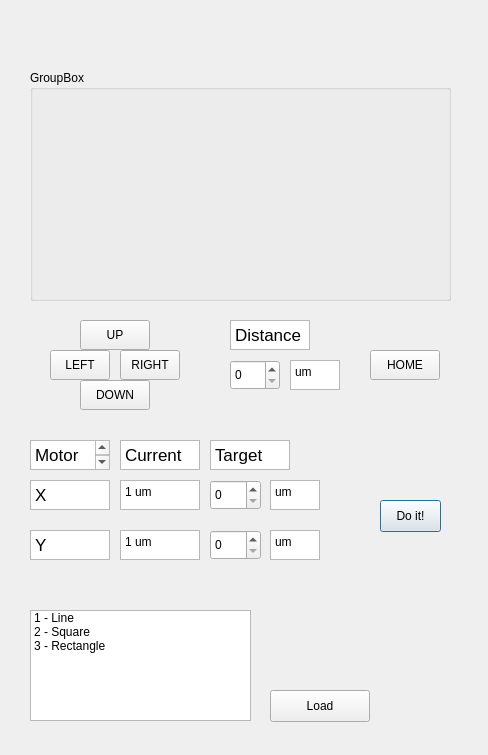
First picture: the form in MotorControllerUI/dialog_motorcontroller.ui, repository CiaranBarron/MotorController, before the edit.
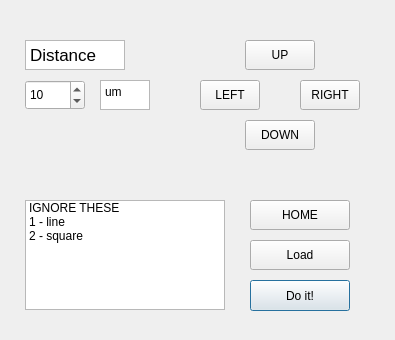
Second picture: the form after the edit.

Commit message: Changed UI in qt creator

The edit to the form file:
```diff
--- a/MotorControllerUI/dialog_motorcontroller.ui
+++ b/MotorControllerUI/dialog_motorcontroller.ui
@@ -6,40 +6,20 @@
    <rect>
     <x>0</x>
     <y>0</y>
-    <width>488</width>
-    <height>755</height>
+    <width>395</width>
+    <height>340</height>
    </rect>
   </property>
   <property name="windowTitle">
    <string>Dialog</string>
   </property>
-  <widget class="QSpinBox" name="Y_POS_SET">
-   <property name="geometry">
-    <rect>
-     <x>210</x>
-     <y>530</y>
-     <width>51</width>
-     <height>30</height>
-    </rect>
-   </property>
-  </widget>
-  <widget class="QSpinBox" name="X_POS_SET">
-   <property name="geometry">
-    <rect>
-     <x>210</x>
-     <y>480</y>
-     <width>51</width>
-     <height>30</height>
-    </rect>
-   </property>
-  </widget>
   <widget class="QPushButton" name="DO_IT">
    <property name="geometry">
     <rect>
-     <x>380</x>
-     <y>500</y>
-     <width>61</width>
-     <height>32</height>
+     <x>250</x>
+     <y>280</y>
+     <width>100</width>
+     <height>31</height>
     </rect>
    </property>
    <property name="text">
@@ -49,67 +29,27 @@
     <string>Up</string>
    </property>
   </widget>
-  <widget class="QPlainTextEdit" name="X_POS">
-   <property name="geometry">
-    <rect>
-     <x>120</x>
-     <y>480</y>
-     <width>80</width>
-     <height>30</height>
-    </rect>
-   </property>
-   <property name="plainText">
-    <string>1 um</string>
-   </property>
-  </widget>
-  <widget class="QPlainTextEdit" name="Y_POS">
-   <property name="geometry">
-    <rect>
-     <x>120</x>
-     <y>530</y>
-     <width>80</width>
-     <height>30</height>
-    </rect>
-   </property>
-   <property name="plainText">
-    <string>1 um</string>
-   </property>
-  </widget>
-  <widget class="QTextEdit" name="NEW_MOTOR_POS_TEXT">
-   <property name="geometry">
-    <rect>
-     <x>210</x>
-     <y>440</y>
-     <width>80</width>
-     <height>30</height>
-    </rect>
-   </property>
-   <property name="html">
-    <string>&lt;!DOCTYPE HTML PUBLIC &quot;-//W3C//DTD HTML 4.0//EN&quot; &quot;http://www.w3.org/TR/REC-html40/strict.dtd&quot;&gt;
-&lt;html&gt;&lt;head&gt;&lt;meta name=&quot;qrichtext&quot; content=&quot;1&quot; /&gt;&lt;meta charset=&quot;utf-8&quot; /&gt;&lt;style type=&quot;text/css&quot;&gt;
-p, li { white-space: pre-wrap; }
-hr { height: 1px; border-width: 0; }
-li.unchecked::marker { content: &quot;\2610&quot;; }
-li.checked::marker { content: &quot;\2612&quot;; }
-&lt;/style&gt;&lt;/head&gt;&lt;body style=&quot; font-family:'.AppleSystemUIFont'; font-size:13pt; font-weight:400; font-style:normal;&quot;&gt;
-&lt;p style=&quot; margin-top:0px; margin-bottom:0px; margin-left:0px; margin-right:0px; -qt-block-indent:0; text-indent:0px;&quot;&gt;Target&lt;/p&gt;&lt;/body&gt;&lt;/html&gt;</string>
-   </property>
-  </widget>
   <widget class="QSpinBox" name="MOVE_MOTORS_ARROW_SETTING">
    <property name="geometry">
     <rect>
-     <x>230</x>
-     <y>360</y>
-     <width>50</width>
+     <x>25</x>
+     <y>80</y>
+     <width>60</width>
      <height>30</height>
     </rect>
    </property>
+   <property name="maximum">
+    <number>1000</number>
+   </property>
+   <property name="value">
+    <number>10</number>
+   </property>
   </widget>
   <widget class="QPushButton" name="DOWN">
    <property name="geometry">
     <rect>
-     <x>80</x>
-     <y>380</y>
+     <x>245</x>
+     <y>120</y>
      <width>70</width>
      <height>30</height>
     </rect>
@@ -121,8 +61,8 @@
   <widget class="QPushButton" name="LEFT">
    <property name="geometry">
     <rect>
-     <x>50</x>
-     <y>350</y>
+     <x>200</x>
+     <y>80</y>
      <width>60</width>
      <height>30</height>
     </rect>
@@ -134,8 +74,8 @@
   <widget class="QPushButton" name="UP">
    <property name="geometry">
     <rect>
-     <x>80</x>
-     <y>320</y>
+     <x>245</x>
+     <y>40</y>
      <width>70</width>
      <height>30</height>
     </rect>
@@ -150,127 +90,47 @@
   <widget class="QListWidget" name="listWidget">
    <property name="geometry">
     <rect>
-     <x>30</x>
-     <y>610</y>
-     <width>221</width>
-     <height>111</height>
+     <x>25</x>
+     <y>200</y>
+     <width>200</width>
+     <height>110</height>
     </rect>
    </property>
    <item>
     <property name="text">
-     <string>1 - Line</string>
+     <string>IGNORE THESE</string>
     </property>
    </item>
    <item>
     <property name="text">
-     <string>2 - Square</string>
+     <string>1 - line</string>
     </property>
    </item>
    <item>
     <property name="text">
-     <string>3 - Rectangle</string>
+     <string>2 - square</string>
     </property>
    </item>
   </widget>
   <widget class="QPushButton" name="LOAD_ROUTE">
    <property name="geometry">
     <rect>
-     <x>270</x>
-     <y>690</y>
+     <x>250</x>
+     <y>240</y>
      <width>100</width>
-     <height>32</height>
+     <height>30</height>
     </rect>
    </property>
    <property name="text">
     <string>Load</string>
    </property>
   </widget>
-  <widget class="QTextEdit" name="textEdit">
-   <property name="geometry">
-    <rect>
-     <x>120</x>
-     <y>440</y>
-     <width>80</width>
-     <height>30</height>
-    </rect>
-   </property>
-   <property name="html">
-    <string>&lt;!DOCTYPE HTML PUBLIC &quot;-//W3C//DTD HTML 4.0//EN&quot; &quot;http://www.w3.org/TR/REC-html40/strict.dtd&quot;&gt;
-&lt;html&gt;&lt;head&gt;&lt;meta name=&quot;qrichtext&quot; content=&quot;1&quot; /&gt;&lt;meta charset=&quot;utf-8&quot; /&gt;&lt;style type=&quot;text/css&quot;&gt;
-p, li { white-space: pre-wrap; }
-hr { height: 1px; border-width: 0; }
-li.unchecked::marker { content: &quot;\2610&quot;; }
-li.checked::marker { content: &quot;\2612&quot;; }
-&lt;/style&gt;&lt;/head&gt;&lt;body style=&quot; font-family:'.AppleSystemUIFont'; font-size:13pt; font-weight:400; font-style:normal;&quot;&gt;
-&lt;p style=&quot; margin-top:0px; margin-bottom:0px; margin-left:0px; margin-right:0px; -qt-block-indent:0; text-indent:0px;&quot;&gt;Current&lt;/p&gt;&lt;/body&gt;&lt;/html&gt;</string>
-   </property>
-  </widget>
-  <widget class="QTextEdit" name="textEdit_2">
-   <property name="geometry">
-    <rect>
-     <x>30</x>
-     <y>440</y>
-     <width>80</width>
-     <height>30</height>
-    </rect>
-   </property>
-   <property name="html">
-    <string>&lt;!DOCTYPE HTML PUBLIC &quot;-//W3C//DTD HTML 4.0//EN&quot; &quot;http://www.w3.org/TR/REC-html40/strict.dtd&quot;&gt;
-&lt;html&gt;&lt;head&gt;&lt;meta name=&quot;qrichtext&quot; content=&quot;1&quot; /&gt;&lt;meta charset=&quot;utf-8&quot; /&gt;&lt;style type=&quot;text/css&quot;&gt;
-p, li { white-space: pre-wrap; }
-hr { height: 1px; border-width: 0; }
-li.unchecked::marker { content: &quot;\2610&quot;; }
-li.checked::marker { content: &quot;\2612&quot;; }
-&lt;/style&gt;&lt;/head&gt;&lt;body style=&quot; font-family:'.AppleSystemUIFont'; font-size:13pt; font-weight:400; font-style:normal;&quot;&gt;
-&lt;p style=&quot; margin-top:0px; margin-bottom:0px; margin-left:0px; margin-right:0px; -qt-block-indent:0; text-indent:0px;&quot;&gt;Motor Pos&lt;/p&gt;&lt;/body&gt;&lt;/html&gt;</string>
-   </property>
-  </widget>
-  <widget class="QTextEdit" name="textEdit_3">
-   <property name="geometry">
-    <rect>
-     <x>30</x>
-     <y>480</y>
-     <width>80</width>
-     <height>30</height>
-    </rect>
-   </property>
-   <property name="html">
-    <string>&lt;!DOCTYPE HTML PUBLIC &quot;-//W3C//DTD HTML 4.0//EN&quot; &quot;http://www.w3.org/TR/REC-html40/strict.dtd&quot;&gt;
-&lt;html&gt;&lt;head&gt;&lt;meta name=&quot;qrichtext&quot; content=&quot;1&quot; /&gt;&lt;meta charset=&quot;utf-8&quot; /&gt;&lt;style type=&quot;text/css&quot;&gt;
-p, li { white-space: pre-wrap; }
-hr { height: 1px; border-width: 0; }
-li.unchecked::marker { content: &quot;\2610&quot;; }
-li.checked::marker { content: &quot;\2612&quot;; }
-&lt;/style&gt;&lt;/head&gt;&lt;body style=&quot; font-family:'.AppleSystemUIFont'; font-size:13pt; font-weight:400; font-style:normal;&quot;&gt;
-&lt;p style=&quot; margin-top:0px; margin-bottom:0px; margin-left:0px; margin-right:0px; -qt-block-indent:0; text-indent:0px;&quot;&gt;X&lt;/p&gt;&lt;/body&gt;&lt;/html&gt;</string>
-   </property>
-  </widget>
-  <widget class="QTextEdit" name="textEdit_4">
-   <property name="geometry">
-    <rect>
-     <x>30</x>
-     <y>530</y>
-     <width>80</width>
-     <height>30</height>
-    </rect>
-   </property>
-   <property name="html">
-    <string>&lt;!DOCTYPE HTML PUBLIC &quot;-//W3C//DTD HTML 4.0//EN&quot; &quot;http://www.w3.org/TR/REC-html40/strict.dtd&quot;&gt;
-&lt;html&gt;&lt;head&gt;&lt;meta name=&quot;qrichtext&quot; content=&quot;1&quot; /&gt;&lt;meta charset=&quot;utf-8&quot; /&gt;&lt;style type=&quot;text/css&quot;&gt;
-p, li { white-space: pre-wrap; }
-hr { height: 1px; border-width: 0; }
-li.unchecked::marker { content: &quot;\2610&quot;; }
-li.checked::marker { content: &quot;\2612&quot;; }
-&lt;/style&gt;&lt;/head&gt;&lt;body style=&quot; font-family:'.AppleSystemUIFont'; font-size:13pt; font-weight:400; font-style:normal;&quot;&gt;
-&lt;p style=&quot; margin-top:0px; margin-bottom:0px; margin-left:0px; margin-right:0px; -qt-block-indent:0; text-indent:0px;&quot;&gt;Y&lt;/p&gt;&lt;/body&gt;&lt;/html&gt;</string>
-   </property>
-  </widget>
   <widget class="QTextEdit" name="textEdit_5">
    <property name="geometry">
     <rect>
-     <x>230</x>
-     <y>320</y>
-     <width>80</width>
+     <x>25</x>
+     <y>40</y>
+     <width>100</width>
      <height>30</height>
     </rect>
    </property>
@@ -278,44 +138,15 @@
     <string>&lt;!DOCTYPE HTML PUBLIC &quot;-//W3C//DTD HTML 4.0//EN&quot; &quot;http://www.w3.org/TR/REC-html40/strict.dtd&quot;&gt;
 &lt;html&gt;&lt;head&gt;&lt;meta name=&quot;qrichtext&quot; content=&quot;1&quot; /&gt;&lt;meta charset=&quot;utf-8&quot; /&gt;&lt;style type=&quot;text/css&quot;&gt;
 p, li { white-space: pre-wrap; }
-hr { height: 1px; border-width: 0; }
-li.unchecked::marker { content: &quot;\2610&quot;; }
-li.checked::marker { content: &quot;\2612&quot;; }
-&lt;/style&gt;&lt;/head&gt;&lt;body style=&quot; font-family:'.AppleSystemUIFont'; font-size:13pt; font-weight:400; font-style:normal;&quot;&gt;
-&lt;p style=&quot; margin-top:0px; margin-bottom:0px; margin-left:0px; margin-right:0px; -qt-block-indent:0; text-indent:0px;&quot;&gt;Distance&lt;/p&gt;&lt;/body&gt;&lt;/html&gt;</string>
-   </property>
-  </widget>
-  <widget class="QPlainTextEdit" name="X_POS_2">
-   <property name="geometry">
-    <rect>
-     <x>270</x>
-     <y>480</y>
-     <width>50</width>
-     <height>30</height>
-    </rect>
-   </property>
-   <property name="plainText">
-    <string>um</string>
-   </property>
-  </widget>
-  <widget class="QPlainTextEdit" name="X_POS_3">
-   <property name="geometry">
-    <rect>
-     <x>270</x>
-     <y>530</y>
-     <width>50</width>
-     <height>30</height>
-    </rect>
-   </property>
-   <property name="plainText">
-    <string>um</string>
+&lt;/style&gt;&lt;/head&gt;&lt;body style=&quot; font-family:'Segoe UI'; font-size:9pt; font-weight:400; font-style:normal;&quot;&gt;
+&lt;p style=&quot; margin-top:0px; margin-bottom:0px; margin-left:0px; margin-right:0px; -qt-block-indent:0; text-indent:0px;&quot;&gt;&lt;span style=&quot; font-family:'.AppleSystemUIFont'; font-size:13pt;&quot;&gt;Distance&lt;/span&gt;&lt;/p&gt;&lt;/body&gt;&lt;/html&gt;</string>
    </property>
   </widget>
   <widget class="QPushButton" name="RIGHT">
    <property name="geometry">
     <rect>
-     <x>120</x>
-     <y>350</y>
+     <x>300</x>
+     <y>80</y>
      <width>60</width>
      <height>30</height>
     </rect>
@@ -327,9 +158,9 @@
   <widget class="QPushButton" name="HOME">
    <property name="geometry">
     <rect>
-     <x>370</x>
-     <y>350</y>
-     <width>70</width>
+     <x>250</x>
+     <y>200</y>
+     <width>100</width>
      <height>30</height>
     </rect>
    </property>
@@ -340,8 +171,8 @@
   <widget class="QPlainTextEdit" name="X_POS_4">
    <property name="geometry">
     <rect>
-     <x>290</x>
-     <y>360</y>
+     <x>100</x>
+     <y>80</y>
      <width>50</width>
      <height>30</height>
     </rect>
@@ -350,19 +181,6 @@
     <string>um</string>
    </property>
   </widget>
-  <widget class="QGroupBox" name="groupBox">
-   <property name="geometry">
-    <rect>
-     <x>30</x>
-     <y>70</y>
-     <width>421</width>
-     <height>231</height>
-    </rect>
-   </property>
-   <property name="title">
-    <string>GroupBox</string>
-   </property>
-  </widget>
  </widget>
  <resources/>
  <connections/>
```
The commit also changes 1 other file.
